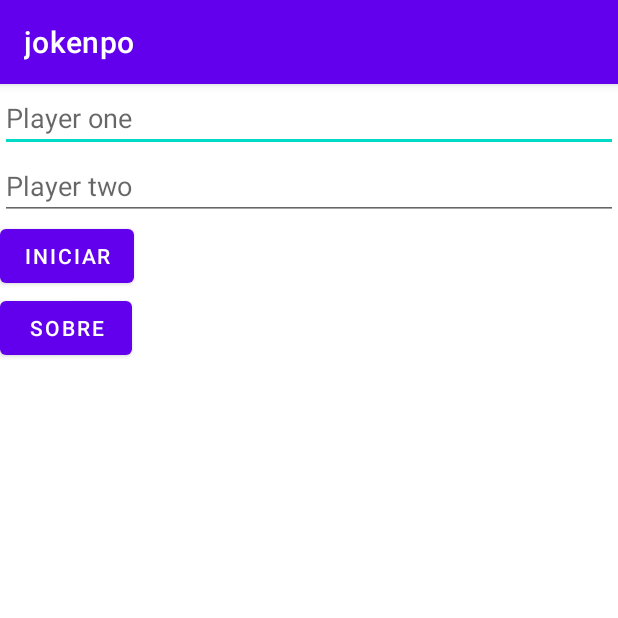
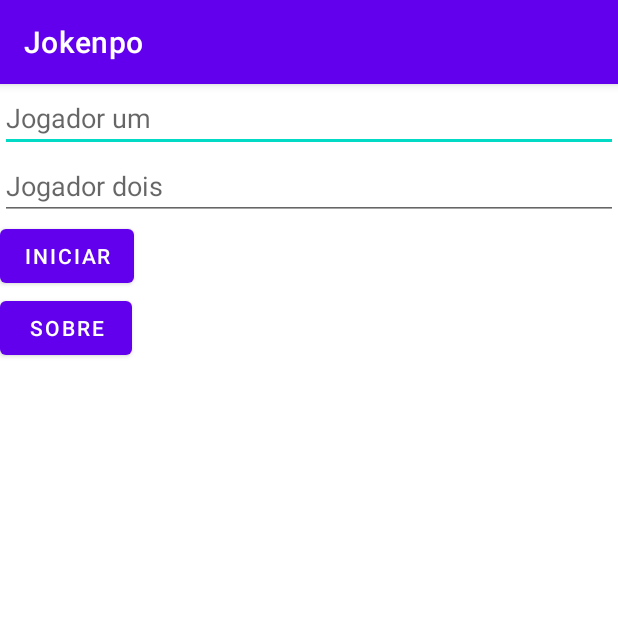
Before and after one commit to GabrieleSacramento/Jokenpo, an Android app: the screen it shows after launch (HomeActivity), on a phone screen of 412 x 824 dp, the top half of it. Run offline under Robolectric (Android 15) with nearby library versions, the phone set to English and light mode, and no system bars.

Commit message:
String values

```diff
--- a/app/src/main/java/br/com/gabrielesacramento/jokenpo/HomeActivity.kt
+++ b/app/src/main/java/br/com/gabrielesacramento/jokenpo/HomeActivity.kt
@@ -27,7 +27,9 @@ class HomeActivity: AppCompatActivity() {
 
     private fun goToGame() {
 
-        if(!verifyFillNames()) {
+
+
+        if(verifyFillNames()) {
 
             val intent = Intent(this, MainActivity::class.java).apply {
                 putExtra("PLAYERONE", mNamePlayerOne)
@@ -37,8 +39,8 @@ class HomeActivity: AppCompatActivity() {
             startActivity(intent)
         }else{
 
-            etPlayerOne.error = if(mNamePlayerOne.isEmpty()) "Campo obrigatório" else null
-            etPlayerTwo.error = if(mNamePlayerTwo.isEmpty()) "Campo obrigatório" else null
+            etPlayerOne.error = if(mNamePlayerOne.isEmpty()) getString(R.string.fill_required) else null
+            etPlayerTwo.error = if(mNamePlayerTwo.isEmpty()) getString(R.string.fill_required) else null
         }
     }
 
--- a/app/src/main/res/layout/activity_home.xml
+++ b/app/src/main/res/layout/activity_home.xml
@@ -6,28 +6,30 @@
 
     <EditText
         android:id="@+id/etPlayerOne"
-        android:hint="Player one"
+        android:hint="@string/player_one"
         android:layout_width="match_parent"
         android:layout_height="wrap_content"
-        android:inputType="text"/>
+        android:inputType="text"
+        android:importantForAutofill="no" />
 
     <EditText
         android:id="@+id/etPlayerTwo"
-        android:hint="Player two"
+        android:hint="@string/player_two"
         android:layout_width="match_parent"
         android:layout_height="wrap_content"
-        android:inputType="text"/>
+        android:inputType="text"
+        android:importantForAutofill="no" />
 
     <Button
         android:id="@+id/btnStart"
         android:layout_width="wrap_content"
         android:layout_height="wrap_content"
-        android:text="INICIAR"/>
+        android:text="@string/start"/>
 
     <Button
         android:id="@+id/btnAbout"
         android:layout_width="wrap_content"
         android:layout_height="wrap_content"
-        android:text="SOBRE"/>
+        android:text="@string/about"/>
 
 </LinearLayout>
--- a/app/src/main/res/values/strings.xml
+++ b/app/src/main/res/values/strings.xml
@@ -1,3 +1,11 @@
 <resources>
-    <string name="app_name">jokenpo</string>
+    <string name="app_name">Jokenpo</string>
+    <!-- buttons -->
+    <string name="start">Iniciar</string>
+    <string name="about">Sobre</string>
+    <string name="player_one">Jogador um</string>
+    <string name="player_two">Jogador dois</string>
+
+    <!-- messages -->
+    <string name="fill_required">Este campo é obrigatório</string>
 </resources>
```
Also changed, not shown: 4 other files.
